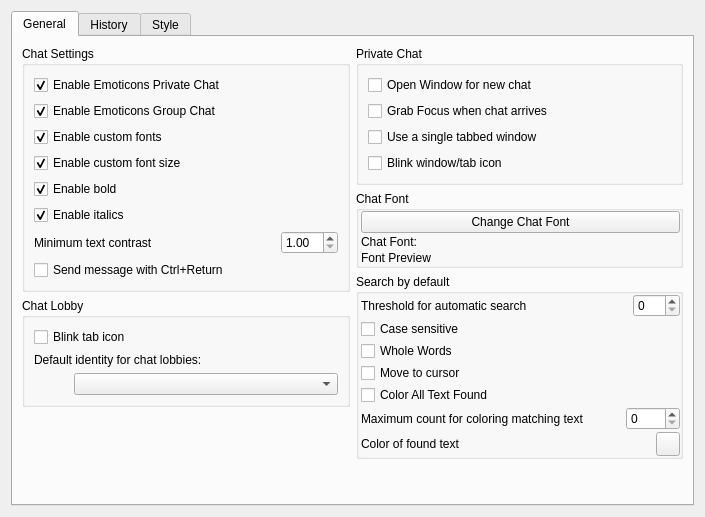
Old version of the form retroshare-gui/src/gui/settings/ChatPage.ui in the repository RetroShare/RetroShare.
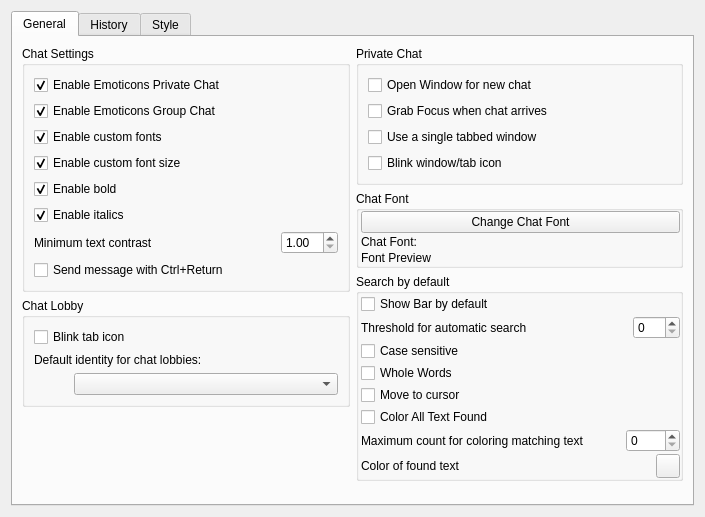
New version of the form. Custom widgets are drawn as their Qt base class.

Commit message: new notify capability of chat lobbies: message counting, nickname occurrence counting and specific text counting. Also sorts out notify tab in Settings (Patch from Phenom, slightly modified: gui layout/text + added a flag to enable/disable user defined text grep)

Diff of the .ui file:
```diff
--- a/retroshare-gui/src/gui/settings/ChatPage.ui
+++ b/retroshare-gui/src/gui/settings/ChatPage.ui
@@ -314,6 +314,13 @@
             <property name="bottomMargin">
              <number>0</number>
             </property>
+            <item>
+             <widget class="QCheckBox" name="cbSearch_ShowBar">
+              <property name="text">
+               <string>Show Bar by default</string>
+              </property>
+             </widget>
+            </item>
             <item>
              <layout class="QHBoxLayout" name="hlSearch_CharToStart">
               <item>
```
The commit also changes 17 other files.
